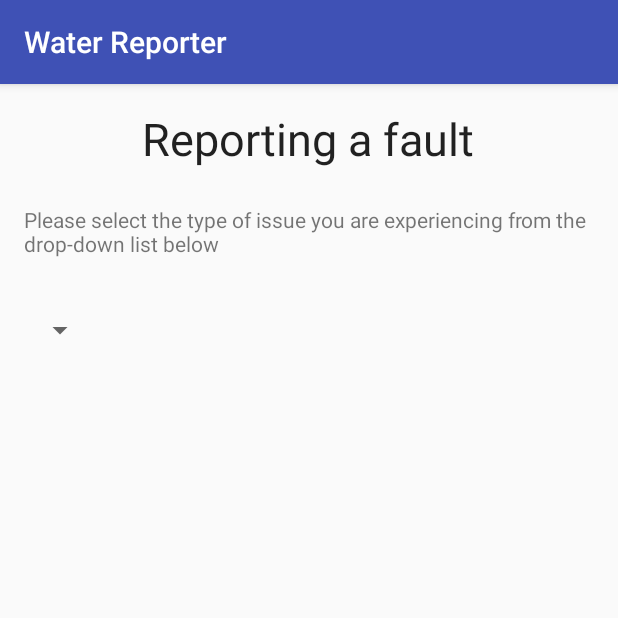
After one commit to Adzwoolly/Water-Reporter, an Android app: the SubmissionForm screen opened directly, with no data from a screen before it, on a phone screen of 412 x 824 dp, the top half of it. The commit adds this screen. Run offline under Robolectric (Android 15) with nearby library versions, the phone set to English and light mode, and no system bars.

Commit message:
report main page and submission hub

```diff
--- a/app/src/main/AndroidManifest.xml
+++ b/app/src/main/AndroidManifest.xml
@@ -27,6 +27,8 @@
             android:name=".LoginActivity"
             android:label="@string/title_activity_login" >
         </activity>
+        <activity android:name=".SubmissionForm" >
+        </activity>
     </application>
 
 </manifest>
--- /dev/null
+++ b/app/src/main/java/adamwoollen/gmail/com/water_reporter/SubmissionForm.java
@@ -0,0 +1,13 @@
+package adamwoollen.gmail.com.water_reporter;
+
+import android.support.v7.app.AppCompatActivity;
+import android.os.Bundle;
+
+public class SubmissionForm extends AppCompatActivity {
+
+    @Override
+    protected void onCreate(Bundle savedInstanceState) {
+        super.onCreate(savedInstanceState);
+        setContentView(R.layout.activity_submission_form);
+    }
+}
--- a/app/src/main/res/layout/activity_report_problem_main.xml
+++ b/app/src/main/res/layout/activity_report_problem_main.xml
@@ -26,7 +26,7 @@
             android:layout_row="0"
             android:layout_gravity="center"
             android:clickable="true"
-            android:src="@drawable/waterleak"
+            android:src="@drawable/waterLeak"
             android:scaleType="fitCenter"
             android:cropToPadding="false"
             android:focusable="false"
@@ -42,7 +42,7 @@
             android:layout_alignRight="@+id/FaultMainPageTitle"
             android:layout_alignEnd="@+id/FaultMainPageTitle"
             android:layout_gravity="center"
-            android:src="@drawable/generalsupply"
+            android:src="@drawable/generalSupply"
             android:scaleType="fitCenter"
             android:clickable="true"
             android:contentDescription="General Supply" />
@@ -54,7 +54,7 @@
             android:layout_row="13"
             android:layout_column="0"
             android:layout_gravity="center|top"
-            android:src="@drawable/drainissue"
+            android:src="@drawable/drainIssue"
             android:scaleType="fitCenter"
             android:clickable="true"
             android:contentDescription="Drain Issue" />
@@ -80,7 +80,7 @@
         android:textAppearance="?android:attr/textAppearanceLarge"
         android:text="Report a Fault"
         android:id="@+id/FaultMainPageTitle"
-        android:textSize="50dp"
+        android:textSize="30dp"
         android:typeface="sans"
         android:clickable="false"
         style="@style/Base.DialogWindowTitle.AppCompat"
--- /dev/null
+++ b/app/src/main/res/layout/activity_submission_form.xml
@@ -0,0 +1,44 @@
+<?xml version="1.0" encoding="utf-8"?>
+<RelativeLayout xmlns:android="http://schemas.android.com/apk/res/android"
+    xmlns:tools="http://schemas.android.com/tools" android:layout_width="match_parent"
+    android:layout_height="match_parent" android:paddingLeft="@dimen/activity_horizontal_margin"
+    android:paddingRight="@dimen/activity_horizontal_margin"
+    android:paddingTop="@dimen/activity_vertical_margin"
+    android:paddingBottom="@dimen/activity_vertical_margin"
+    tools:context="adamwoollen.gmail.com.water_reporter.SubmissionForm">
+
+    <TextView
+        android:layout_width="wrap_content"
+        android:layout_height="wrap_content"
+        android:textAppearance="?android:attr/textAppearanceLarge"
+        android:text="Reporting a fault"
+        android:id="@+id/textView2"
+        android:textSize="30dp"
+        android:layout_alignParentTop="true"
+        android:layout_centerHorizontal="true" />
+
+    <TextView
+        android:layout_width="wrap_content"
+        android:layout_height="wrap_content"
+        android:textAppearance="?android:attr/textAppearanceSmall"
+        android:text="Please select the type of issue you are experiencing from the drop-down list below"
+        android:id="@+id/textView3"
+        android:layout_marginTop="24dp"
+        android:layout_below="@+id/textView2"
+        android:layout_alignParentLeft="true"
+        android:layout_alignParentStart="true" />
+
+    <Spinner
+        android:layout_width="wrap_content"
+        android:layout_height="wrap_content"
+        android:id="@+id/spinner"
+        android:layout_below="@+id/textView3"
+        android:layout_alignParentLeft="true"
+        android:layout_alignParentStart="true"
+        android:layout_marginTop="36dp"
+        android:layout_alignParentEnd="false"
+        android:spinnerMode="dropdown"
+        android:transitionGroup="false"
+        android:clickable="true" />
+
+</RelativeLayout>
```
Also changed, not shown: 1 other file.
